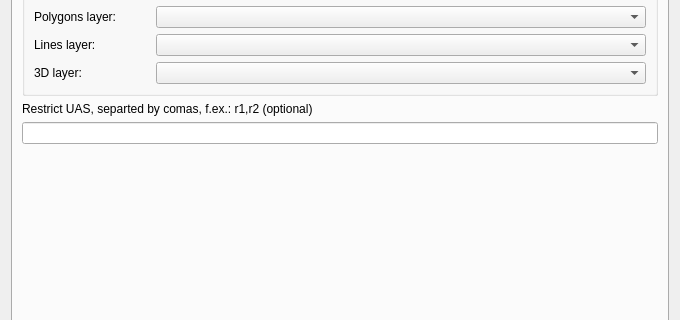
Before: the Qt Designer form sugar_tools_dialog.ui in psigcat/sugartools, drawn with Qt 5; both pictures show x 0 to 680 and y 129 to 449 of the 680 by 842 pixel window.
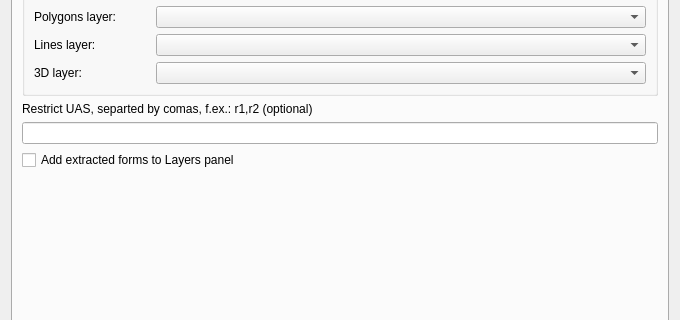
After: the same form once the commit is applied. The open tabs and pages were chosen to show the change. Custom widgets are drawn as their Qt base class.

Commit message: tool6: fix extract forms as only one item per file, rename folder, fix #6

```diff
--- a/sugar_tools_dialog.ui
+++ b/sugar_tools_dialog.ui
@@ -850,6 +850,13 @@
        <item>
         <widget class="QLineEdit" name="extract_restrict"/>
        </item>
+       <item>
+        <widget class="QCheckBox" name="extract_check_layers">
+         <property name="text">
+          <string>Add extracted forms to Layers panel</string>
+         </property>
+        </widget>
+       </item>
        <item>
         <spacer name="verticalSpacer_10">
          <property name="orientation">
```
The commit also changes 2 other files.
